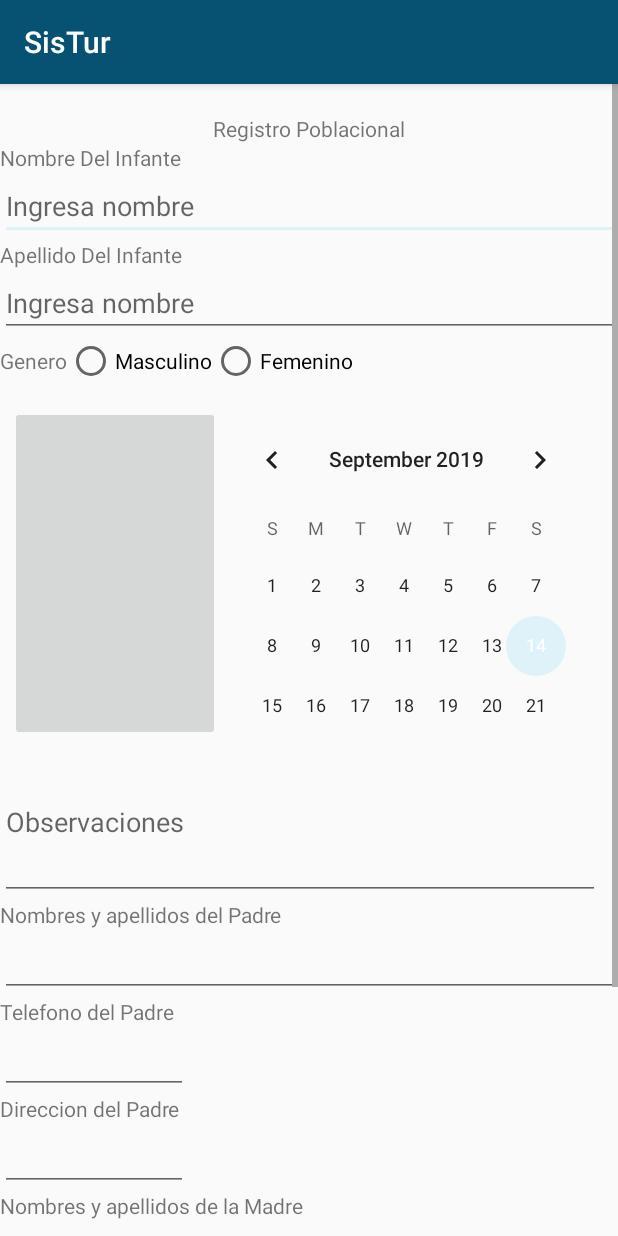
After one commit to deiberepos/SisTur, an Android app: the CensoPoblacional screen opened directly, with no data from a screen before it, on a phone screen of 412 x 824 dp. The commit adds this screen. Run offline under Robolectric (Android 15) with nearby library versions, the phone set to English and light mode, and no system bars.

Commit message:
Censo Poblacion

```diff
--- a/app/src/main/AndroidManifest.xml
+++ b/app/src/main/AndroidManifest.xml
@@ -1,6 +1,8 @@
 <?xml version="1.0" encoding="utf-8"?>
 <manifest xmlns:android="http://schemas.android.com/apk/res/android"
     package="com.dgaviria.sistur">
+
+    <uses-permission android:name="android.permission.INTERNET" />
 
     <application
         android:allowBackup="true"
@@ -9,7 +11,8 @@
         android:roundIcon="@mipmap/ic_launcher_round"
         android:supportsRtl="true"
         android:theme="@style/AppTheme">
-        <activity android:name=".RegistrarCDIHCB"></activity>
+        <activity android:name=".CensoPoblacional"></activity>
+        <activity android:name=".RegistrarCDIHCB" />
         <activity android:name=".MenuSuper" />
         <activity android:name=".LogueoUsuarios" />
         <activity android:name=".CrearUsuarios" />
@@ -23,6 +26,4 @@
         </activity>
     </application>
 
-    <uses-permission android:name="android.permission.INTERNET" />
-
 </manifest>
--- /dev/null
+++ b/app/src/main/java/com/dgaviria/sistur/CensoPoblacional.java
@@ -0,0 +1,14 @@
+package com.dgaviria.sistur;
+
+import androidx.appcompat.app.AppCompatActivity;
+
+import android.os.Bundle;
+
+public class CensoPoblacional extends AppCompatActivity {
+
+    @Override
+    protected void onCreate(Bundle savedInstanceState) {
+        super.onCreate(savedInstanceState);
+        setContentView(R.layout.censo_poblacional);
+    }
+}
--- a/app/src/main/java/com/dgaviria/sistur/MenuSuper.java
+++ b/app/src/main/java/com/dgaviria/sistur/MenuSuper.java
@@ -8,7 +8,7 @@ import android.view.View;
 import android.widget.ImageButton;
 
 public class MenuSuper extends AppCompatActivity implements View.OnClickListener{
-    private ImageButton btnregUsuarios, btnregHogares;
+    private ImageButton btnregUsuarios, btnregHogares,btnCensoPoblacion;
 
     @Override
     protected void onCreate(Bundle savedInstanceState) {
@@ -20,8 +20,10 @@ public class MenuSuper extends AppCompatActivity implements View.OnClickListener
     private void referenciar() {
         btnregUsuarios=findViewById(R.id.idBtnRegisMenuSuper);
         btnregHogares=findViewById(R.id.idBtnCdiMenuSuper);
+        btnCensoPoblacion=findViewById(R.id.idBtnCensoPoblacion);
         btnregUsuarios.setOnClickListener(this);
         btnregHogares.setOnClickListener(this);
+        btnCensoPoblacion.setOnClickListener(this);
     }
 
     @Override
@@ -35,6 +37,10 @@ public class MenuSuper extends AppCompatActivity implements View.OnClickListener
                 Intent intent = new Intent(getApplicationContext(), RegistrarCDIHCB.class);
                 startActivity(intent);
                 break;
+            case R.id.idBtnCensoPoblacion:
+                Intent intentcenso = new Intent(getApplicationContext(), CensoPoblacional.class);
+                startActivity(intentcenso);
+                break;
 
         }
     }
--- a/app/src/main/res/layout/activity_menu_super.xml
+++ b/app/src/main/res/layout/activity_menu_super.xml
@@ -23,5 +23,10 @@
         android:background="@drawable/btnhogares"
         android:id="@+id/idBtnCdiMenuSuper"
         />
+    <ImageButton
+        style="@style/ButtonImage"
+        android:background="@drawable/btnusuarios"
+        android:id="@+id/idBtnCensoPoblacion"
+        />
 
 </LinearLayout>
--- /dev/null
+++ b/app/src/main/res/layout/censo_poblacional.xml
@@ -0,0 +1,143 @@
+<?xml version="1.0" encoding="utf-8"?>
+<ScrollView xmlns:android="http://schemas.android.com/apk/res/android"
+    xmlns:app="http://schemas.android.com/apk/res-auto"
+    xmlns:tools="http://schemas.android.com/tools"
+    android:layout_width="match_parent"
+    android:layout_height="match_parent"
+    tools:context=".CensoPoblacional">
+    <LinearLayout
+        android:orientation="vertical"
+        android:layout_width="match_parent"
+        android:layout_height="match_parent">
+        <TextView
+            android:layout_marginTop="20dp"
+            android:layout_gravity="center"
+            android:layout_width="wrap_content"
+            android:layout_height="wrap_content"
+            android:text="Registro Poblacional"/>
+        <TextView
+            android:text="@string/nombreinfante"
+            android:layout_width="wrap_content"
+            android:layout_height="wrap_content"/>
+
+        <EditText
+            android:id="@+id/nombreinfante"
+            android:layout_width="match_parent"
+            android:layout_height="wrap_content"
+            android:hint="Ingresa nombre" />
+        <TextView
+            android:text="@string/apellidoinfante"
+            android:layout_width="wrap_content"
+            android:layout_height="wrap_content"/>
+        <EditText
+            android:id="@+id/apellidoinfante"
+            android:layout_width="match_parent"
+            android:layout_height="wrap_content"
+            android:hint="Ingresa nombre" />
+
+        <RadioGroup
+            android:layout_width="match_parent"
+            android:layout_height="wrap_content"
+            android:orientation="horizontal">
+
+            <TextView
+
+                android:layout_width="wrap_content"
+                android:layout_height="wrap_content"
+                android:text="Genero" />
+
+            <RadioButton
+                android:id="@+id/masculino"
+                android:layout_width="wrap_content"
+                android:layout_height="wrap_content"
+                android:text="Masculino" />
+
+            <RadioButton
+                android:id="@+id/femenino"
+                android:layout_width="wrap_content"
+                android:layout_height="wrap_content"
+                android:text="Femenino" />
+        </RadioGroup>
+
+        <AbsoluteLayout
+            android:layout_width="match_parent"
+            android:layout_height="240dp">
+
+            <ImageButton
+                android:layout_width="140dp"
+                android:layout_height="223dp"
+                android:layout_x="7dp"
+                android:layout_y="14dp" />
+
+            <CalendarView
+                android:layout_width="248dp"
+                android:layout_height="221dp"
+                android:layout_x="147dp"
+                android:layout_y="16dp" />
+
+        </AbsoluteLayout>
+
+        <EditText
+            android:hint="Observaciones"
+            android:layout_width="400dp"
+            android:layout_height="103dp" />
+        <TextView
+            android:text="Nombres y apellidos del Padre"
+            android:layout_width="wrap_content"
+            android:layout_height="wrap_content"/>
+        <EditText
+            android:id="@+id/nom_ape_padre"
+            android:layout_width="match_parent"
+            android:layout_height="wrap_content"/>
+        <TextView
+            android:text="Telefono del Padre"
+            android:layout_width="wrap_content"
+            android:layout_height="wrap_content"/>
+
+        <EditText
+            android:id="@+id/telefonopadre"
+            android:layout_width="125dp"
+            android:layout_height="wrap_content" />
+        <TextView
+            android:text="Direccion del Padre"
+            android:layout_width="wrap_content"
+            android:layout_height="wrap_content"/>
+
+        <EditText
+            android:id="@+id/direccionpadre"
+            android:layout_width="125dp"
+            android:layout_height="wrap_content" />
+        <TextView
+            android:text="Nombres y apellidos de la Madre"
+            android:layout_width="wrap_content"
+            android:layout_height="wrap_content"/>
+        <EditText
+            android:id="@+id/nom_ape_madre"
+            android:layout_width="match_parent"
+            android:layout_height="wrap_content"/>
+        <TextView
+            android:text="Telefono de la Madre"
+            android:layout_width="wrap_content"
+            android:layout_height="wrap_content"/>
+
+        <EditText
+            android:id="@+id/telefonomadre"
+            android:layout_width="125dp"
+            android:layout_height="wrap_content" />
+        <TextView
+            android:text="Direccion de la Madre"
+            android:layout_width="wrap_content"
+            android:layout_height="wrap_content"/>
+
+        <EditText
+            android:id="@+id/direccionmadre"
+            android:layout_width="125dp"
+            android:layout_height="wrap_content" />
+        <Button
+            android:id="@+id/btnguardarcenso"
+            android:layout_gravity="center"
+            android:text="GUARDAR"
+            android:layout_width="wrap_content"
+            android:layout_height="wrap_content"/>
+    </LinearLayout>
+</ScrollView>
--- a/app/src/main/res/values/strings.xml
+++ b/app/src/main/res/values/strings.xml
@@ -6,4 +6,7 @@
     <string name="escribe_aqu">Escribe aquí</string>
     <string name="centro_de_desarrollo">Centro de desarrollo</string>
     <string name="hogarcomunitario">Hogar comunitario</string>
+    <string name="censo">CensoPoblacional</string>
+    <string name="nombreinfante">Nombre Del Infante</string>
+    <string name="apellidoinfante">Apellido Del Infante</string>
 </resources>
```
